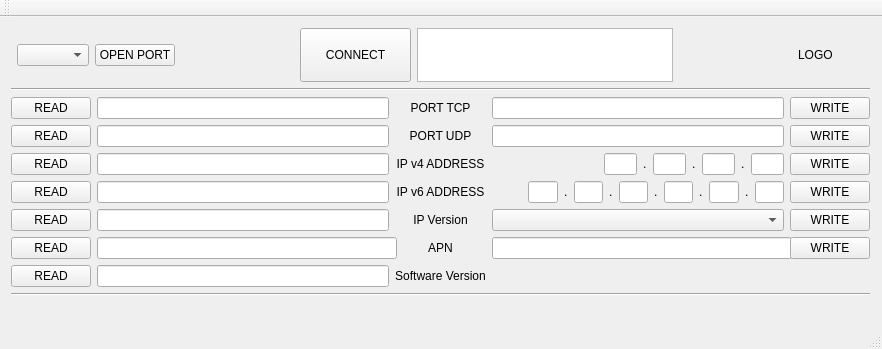
Before: the Qt Designer form mainwindow.ui in heavyC1oud/QT_Config_, drawn with Qt 5.
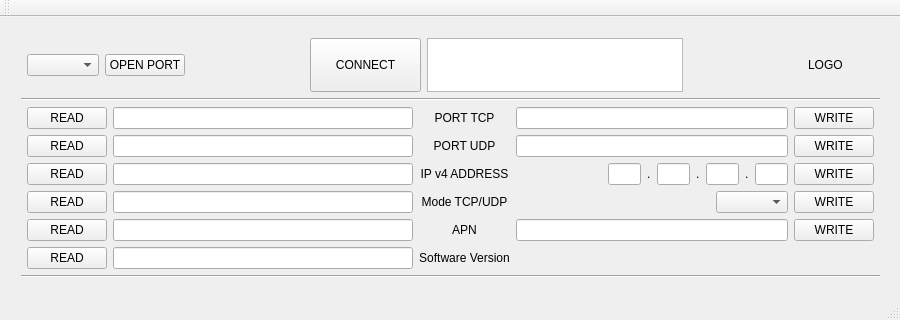
After: the same form once the commit is applied.

Commit message: delete IPv6 button, delete IP version button, add TCP/UDP mode, add checking fields for correct data

Diff of the .ui file:
```diff
--- a/mainwindow.ui
+++ b/mainwindow.ui
@@ -6,20 +6,20 @@
    <rect>
     <x>0</x>
     <y>0</y>
-    <width>882</width>
-    <height>349</height>
+    <width>900</width>
+    <height>320</height>
    </rect>
   </property>
   <property name="minimumSize">
    <size>
-    <width>0</width>
-    <height>0</height>
+    <width>900</width>
+    <height>320</height>
    </size>
   </property>
   <property name="maximumSize">
    <size>
-    <width>9999</width>
-    <height>99999</height>
+    <width>900</width>
+    <height>320</height>
    </size>
   </property>
   <property name="windowTitle">
@@ -29,15 +29,18 @@
    <widget class="QWidget" name="verticalLayoutWidget">
     <property name="geometry">
      <rect>
-      <x>0</x>
-      <y>0</y>
+      <x>10</x>
+      <y>10</y>
       <width>881</width>
-      <height>290</height>
+      <height>262</height>
      </rect>
     </property>
     <layout class="QVBoxLayout" name="verticalLayout">
      <item>
       <layout class="QHBoxLayout" name="horizontalLayout">
+       <property name="sizeConstraint">
+        <enum>QLayout::SetDefaultConstraint</enum>
+       </property>
        <item>
         <layout class="QHBoxLayout" name="horizontalLayout_6">
          <item>
@@ -55,6 +58,9 @@
              <height>0</height>
             </size>
            </property>
+           <property name="insertPolicy">
+            <enum>QComboBox::InsertAtTop</enum>
+           </property>
           </widget>
          </item>
          <item>
@@ -143,6 +149,15 @@
       </layout>
      </item>
      <item>
+      <widget class="Line" name="line_5">
+       <property name="orientation">
+        <enum>Qt::Horizontal</enum>
+       </property>
+      </widget>
+     </item>
+     <item>
+      <layout class="QHBoxLayout" name="horizontalLayout_4">
+       <item>
       <widget class="Line" name="line">
        <property name="orientation">
         <enum>Qt::Horizontal</enum>
@@ -151,43 +166,6 @@
      </item>
      <item>
       <layout class="QGridLayout" name="gridLayout">
-       <item row="6" column="0">
-        <widget class="QPushButton" name="readSWver_PB">
-         <property name="text">
-          <string>READ</string>
-         </property>
-        </widget>
-       </item>
-       <item row="4" column="0">
-        <widget class="QPushButton" name="readIPver_PB">
-         <property name="text">
-          <string>READ</string>
-         </property>
-        </widget>
-       </item>
-       <item row="3" column="2">
-        <widget class="QLabel" name="label_4">
-         <property name="text">
-          <string>IP v6 ADDRESS</string>
-         </property>
-         <property name="alignment">
-          <set>Qt::AlignCenter</set>
-         </property>
-        </widget>
-       </item>
-       <item row="6" column="1">
-        <widget class="QLineEdit" name="readSWver_LE">
-         <property name="readOnly">
-          <bool>false</bool>
-         </property>
-        </widget>
-       </item>
-       <item row="1" column="1">
-        <widget class="QLineEdit" name="readPortUDP_LE"/>
-       </item>
-       <item row="0" column="3">
-        <widget class="QLineEdit" name="writePortTCP_LE"/>
-       </item>
        <item row="2" column="2">
         <widget class="QLabel" name="label_3">
          <property name="text">
@@ -198,132 +176,21 @@
          </property>
         </widget>
        </item>
-       <item row="3" column="3">
-        <layout class="QHBoxLayout" name="horizontalLayout_3">
-         <item>
-          <spacer name="horizontalSpacer_2">
-           <property name="orientation">
-            <enum>Qt::Horizontal</enum>
-           </property>
-           <property name="sizeHint" stdset="0">
-            <size>
-             <width>40</width>
-             <height>20</height>
-            </size>
-           </property>
-          </spacer>
-         </item>
-         <item>
-          <widget class="QLineEdit" name="writeAdrIPv6_1_LE">
-           <property name="maximumSize">
-            <size>
-             <width>33</width>
-             <height>16777215</height>
-            </size>
-           </property>
-          </widget>
-         </item>
-         <item>
-          <widget class="QLabel" name="label_11">
+         <item row="1" column="4">
+          <widget class="QPushButton" name="writePortUDP_PB">
            <property name="text">
-            <string>.</string>
+            <string>WRITE</string>
            </property>
           </widget>
-         </item>
-         <item>
-          <widget class="QLineEdit" name="writeAdrIPv6_2_LE">
-           <property name="maximumSize">
-            <size>
-             <width>33</width>
-             <height>16777215</height>
-            </size>
-           </property>
-          </widget>
-         </item>
-         <item>
-          <widget class="QLabel" name="label_12">
-           <property name="text">
-            <string>.</string>
-           </property>
-          </widget>
-         </item>
-         <item>
-          <widget class="QLineEdit" name="writeAdrIPv6_3_LE">
-           <property name="maximumSize">
-            <size>
-             <width>33</width>
-             <height>16777215</height>
-            </size>
-           </property>
-          </widget>
-         </item>
-         <item>
-          <widget class="QLabel" name="label_13">
-           <property name="text">
-            <string>.</string>
-           </property>
-          </widget>
-         </item>
-         <item>
-          <widget class="QLineEdit" name="writeAdrIPv6_4_LE">
-           <property name="maximumSize">
-            <size>
-             <width>33</width>
-             <height>16777215</height>
-            </size>
-           </property>
-          </widget>
-         </item>
-         <item>
-          <widget class="QLabel" name="label_14">
-           <property name="text">
-            <string>.</string>
-           </property>
-          </widget>
-         </item>
-         <item>
-          <widget class="QLineEdit" name="writeAdrIPv6_5_LE">
-           <property name="maximumSize">
-            <size>
-             <width>33</width>
-             <height>16777215</height>
-            </size>
-           </property>
-          </widget>
-         </item>
-         <item>
-          <widget class="QLabel" name="label_15">
-           <property name="text">
-            <string>.</string>
-           </property>
-          </widget>
-         </item>
-         <item>
-          <widget class="QLineEdit" name="writeAdrIPv6_6_LE">
-           <property name="maximumSize">
-            <size>
-             <width>33</width>
-             <height>16777215</height>
-            </size>
-           </property>
-          </widget>
-         </item>
-        </layout>
        </item>
        <item row="5" column="1">
-        <widget class="QLineEdit" name="readAPN_LE">
-         <property name="minimumSize">
-          <size>
-           <width>300</width>
-           <height>0</height>
-          </size>
+          <widget class="QLineEdit" name="readSWver_LE">
+           <property name="readOnly">
+            <bool>false</bool>
          </property>
         </widget>
        </item>
-       <item row="4" column="1">
-        <widget class="QLineEdit" name="readIPver_LE"/>
-       </item>
-       <item row="6" column="2">
+         <item row="5" column="2">
         <widget class="QLabel" name="label_8">
          <property name="text">
           <string>Software Version</string>
@@ -333,41 +200,92 @@
          </property>
         </widget>
        </item>
-       <item row="2" column="0">
-        <widget class="QPushButton" name="readAdrIPv4_PB">
+         <item row="1" column="0">
+          <widget class="QPushButton" name="readPortUDP_PB">
          <property name="text">
           <string>READ</string>
          </property>
         </widget>
        </item>
-       <item row="4" column="2">
-        <widget class="QLabel" name="label_6">
-         <property name="text">
-          <string>IP Version</string>
-         </property>
-         <property name="alignment">
-          <set>Qt::AlignCenter</set>
-         </property>
-        </widget>
-       </item>
-       <item row="1" column="3">
-        <widget class="QLineEdit" name="writePortUDP_LE"/>
-       </item>
        <item row="0" column="1">
         <widget class="QLineEdit" name="readPortTCP_LE"/>
        </item>
-       <item row="1" column="2">
-        <widget class="QLabel" name="label_2">
+         <item row="4" column="3">
+          <widget class="QLineEdit" name="writeAPN_LE">
+           <property name="minimumSize">
+            <size>
+             <width>0</width>
+             <height>0</height>
+            </size>
+           </property>
+           <property name="layoutDirection">
+            <enum>Qt::LeftToRight</enum>
+           </property>
+           <property name="alignment">
+            <set>Qt::AlignRight|Qt::AlignTrailing|Qt::AlignVCenter</set>
+           </property>
+          </widget>
+         </item>
+         <item row="1" column="3">
+          <widget class="QLineEdit" name="writePortUDP_LE">
+           <property name="layoutDirection">
+            <enum>Qt::LeftToRight</enum>
+           </property>
+           <property name="alignment">
+            <set>Qt::AlignRight|Qt::AlignTrailing|Qt::AlignVCenter</set>
+           </property>
+          </widget>
+         </item>
+         <item row="3" column="2">
+          <widget class="QLabel" name="label_4">
          <property name="text">
-          <string>PORT UDP</string>
+            <string>Mode TCP/UDP</string>
          </property>
          <property name="alignment">
           <set>Qt::AlignCenter</set>
          </property>
         </widget>
        </item>
-       <item row="3" column="1">
-        <widget class="QLineEdit" name="readAdrIPv6_LE"/>
+         <item row="5" column="0">
+          <widget class="QPushButton" name="readSWver_PB">
+           <property name="text">
+            <string>READ</string>
+           </property>
+          </widget>
+         </item>
+         <item row="4" column="4">
+          <widget class="QPushButton" name="writeAPN_PB">
+           <property name="text">
+            <string>WRITE</string>
+           </property>
+          </widget>
+         </item>
+         <item row="1" column="1">
+          <widget class="QLineEdit" name="readPortUDP_LE"/>
+         </item>
+         <item row="4" column="2">
+          <widget class="QLabel" name="label_7">
+           <property name="text">
+            <string>APN</string>
+           </property>
+           <property name="alignment">
+            <set>Qt::AlignCenter</set>
+           </property>
+          </widget>
+         </item>
+         <item row="2" column="0">
+          <widget class="QPushButton" name="readAdrIPv4_PB">
+           <property name="text">
+            <string>READ</string>
+           </property>
+          </widget>
+         </item>
+         <item row="4" column="0">
+          <widget class="QPushButton" name="readAPN_PB">
+           <property name="text">
+            <string>READ</string>
+           </property>
+          </widget>
        </item>
        <item row="0" column="0">
         <widget class="QPushButton" name="readPortTCP_PB">
@@ -376,10 +294,10 @@
          </property>
         </widget>
        </item>
-       <item row="1" column="0">
-        <widget class="QPushButton" name="readPortUDP_PB">
+         <item row="0" column="4">
+          <widget class="QPushButton" name="writePortTCP_PB">
          <property name="text">
-          <string>READ</string>
+            <string>WRITE</string>
          </property>
         </widget>
        </item>
@@ -396,33 +314,16 @@
          </property>
         </widget>
        </item>
-       <item row="3" column="0">
-        <widget class="QPushButton" name="readAdrIPv6_PB">
+         <item row="1" column="2">
+          <widget class="QLabel" name="label_2">
          <property name="text">
-          <string>READ</string>
-         </property>
-        </widget>
-       </item>
-       <item row="5" column="2">
-        <widget class="QLabel" name="label_7">
-         <property name="text">
-          <string>APN</string>
+            <string>PORT UDP</string>
          </property>
          <property name="alignment">
           <set>Qt::AlignCenter</set>
          </property>
         </widget>
        </item>
-       <item row="4" column="3">
-        <widget class="QComboBox" name="writeIPver_CB"/>
-       </item>
-       <item row="5" column="0">
-        <widget class="QPushButton" name="readAPN_PB">
-         <property name="text">
-          <string>READ</string>
-         </property>
-        </widget>
-       </item>
        <item row="2" column="3">
         <layout class="QHBoxLayout" name="horizontalLayout_2">
          <item>
@@ -446,6 +347,9 @@
              <height>16777215</height>
             </size>
            </property>
+             <property name="alignment">
+              <set>Qt::AlignCenter</set>
+             </property>
           </widget>
          </item>
          <item>
@@ -463,6 +367,9 @@
              <height>16777215</height>
             </size>
            </property>
+             <property name="alignment">
+              <set>Qt::AlignCenter</set>
+             </property>
           </widget>
          </item>
          <item>
@@ -480,6 +387,9 @@
              <height>16777215</height>
             </size>
            </property>
+             <property name="alignment">
+              <set>Qt::AlignCenter</set>
+             </property>
           </widget>
          </item>
          <item>
@@ -497,15 +407,15 @@
              <height>16777215</height>
             </size>
            </property>
+             <property name="alignment">
+              <set>Qt::AlignCenter</set>
+             </property>
           </widget>
          </item>
         </layout>
        </item>
-       <item row="2" column="1">
-        <widget class="QLineEdit" name="readAdrIPv4_LE"/>
-       </item>
-       <item row="5" column="3">
-        <widget class="QLineEdit" name="writeAPN_LE">
+         <item row="4" column="1">
+          <widget class="QLineEdit" name="readAPN_LE">
          <property name="minimumSize">
           <size>
            <width>300</width>
@@ -514,20 +424,6 @@
          </property>
         </widget>
        </item>
-       <item row="0" column="4">
-        <widget class="QPushButton" name="writePortTCP_PB">
-         <property name="text">
-          <string>WRITE</string>
-         </property>
-        </widget>
-       </item>
-       <item row="1" column="4">
-        <widget class="QPushButton" name="writePortUDP_PB">
-         <property name="text">
-          <string>WRITE</string>
-         </property>
-        </widget>
-       </item>
        <item row="2" column="4">
         <widget class="QPushButton" name="writeAdrIPv4_PB">
          <property name="text">
@@ -535,22 +431,55 @@
          </property>
         </widget>
        </item>
+         <item row="3" column="3">
+          <layout class="QHBoxLayout" name="horizontalLayout_3">
+           <item>
+            <spacer name="horizontalSpacer_2">
+             <property name="orientation">
+              <enum>Qt::Horizontal</enum>
+             </property>
+             <property name="sizeHint" stdset="0">
+              <size>
+               <width>40</width>
+               <height>20</height>
+              </size>
+             </property>
+            </spacer>
+           </item>
+           <item>
+            <widget class="QComboBox" name="writeTCPUDPMode_CB">
+             <property name="insertPolicy">
+              <enum>QComboBox::InsertAlphabetically</enum>
+             </property>
+            </widget>
+           </item>
+          </layout>
+         </item>
+         <item row="0" column="3">
+          <widget class="QLineEdit" name="writePortTCP_LE">
+           <property name="layoutDirection">
+            <enum>Qt::LeftToRight</enum>
+           </property>
+           <property name="alignment">
+            <set>Qt::AlignRight|Qt::AlignTrailing|Qt::AlignVCenter</set>
+           </property>
+          </widget>
+         </item>
+         <item row="2" column="1">
+          <widget class="QLineEdit" name="readAdrIPv4_LE"/>
+         </item>
+         <item row="3" column="1">
+          <widget class="QLineEdit" name="readTCPUDPMode_LE"/>
+         </item>
+         <item row="3" column="0">
+          <widget class="QPushButton" name="readTCPUDPMode_PB">
+           <property name="text">
+            <string>READ</string>
+           </property>
+          </widget>
+         </item>
        <item row="3" column="4">
-        <widget class="QPushButton" name="writeAdrIPv6_PB">
-         <property name="text">
-          <string>WRITE</string>
-         </property>
-        </widget>
-       </item>
-       <item row="4" column="4">
-        <widget class="QPushButton" name="writeIPver_PB">
-         <property name="text">
-          <string>WRITE</string>
-         </property>
-        </widget>
-       </item>
-       <item row="5" column="4">
-        <widget class="QPushButton" name="writeAPN_PB">
+          <widget class="QPushButton" name="writeTCPUDPMode_PB">
          <property name="text">
           <string>WRITE</string>
          </property>
@@ -566,32 +495,15 @@
       </widget>
      </item>
     </layout>
-   </widget>
-   <widget class="QLabel" name="label_16">
-    <property name="geometry">
-     <rect>
-      <x>474</x>
-      <y>194</y>
-      <width>16</width>
-      <height>16</height>
-     </rect>
-    </property>
-    <property name="text">
-     <string/>
-    </property>
-   </widget>
-   <widget class="QLabel" name="label_17">
-    <property name="geometry">
-     <rect>
-      <x>808</x>
-      <y>206</y>
-      <width>16</width>
-      <height>16</height>
-     </rect>
-    </property>
-    <property name="text">
-     <string/>
-    </property>
+     </item>
+     <item>
+      <widget class="Line" name="line_4">
+       <property name="orientation">
+        <enum>Qt::Horizontal</enum>
+       </property>
+      </widget>
+     </item>
+    </layout>
    </widget>
   </widget>
   <widget class="QMenuBar" name="menuBar">
@@ -599,7 +511,7 @@
     <rect>
      <x>0</x>
      <y>0</y>
-     <width>882</width>
+     <width>900</width>
      <height>21</height>
     </rect>
    </property>
```
Lines whose indentation alone changed are shown as unchanged. The commit also changes 5 other files.
